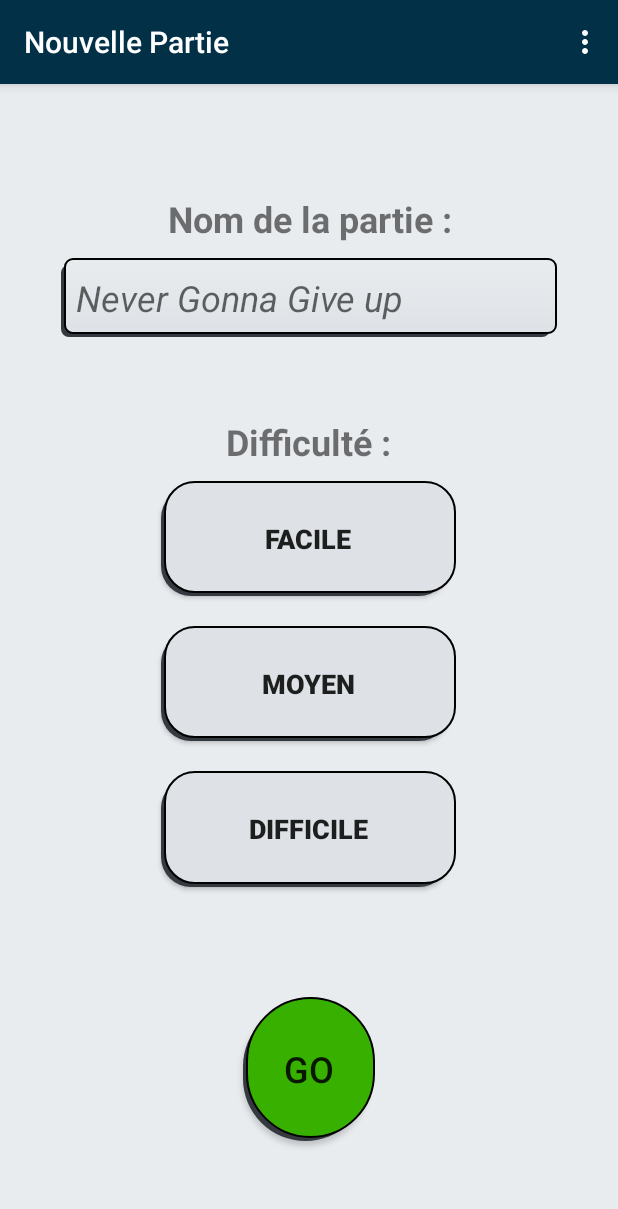
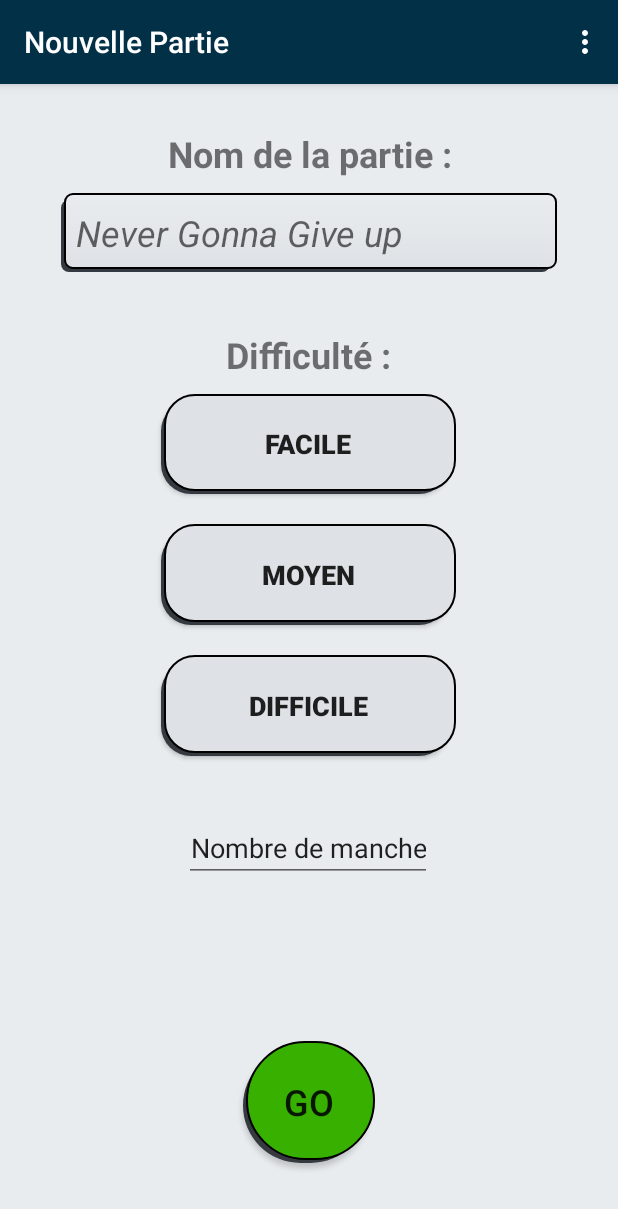
Before and after one commit to ETS-Android2/ProjetAndroidApplication, an Android app: the NewGameActivity screen opened directly, with no data from a screen before it, on a phone screen of 412 x 824 dp. Shown: the top 1209 px of the screen. Run offline under Robolectric (Android 15) with nearby library versions, the phone set to English and light mode, and no system bars.

Commit message:
Ajout Selecteur NewGameActivity

```diff
--- a/CodeProjet/app/src/main/java/com/example/applicationcalculmental/NewGameActivity.java
+++ b/CodeProjet/app/src/main/java/com/example/applicationcalculmental/NewGameActivity.java
@@ -29,6 +29,7 @@ public class NewGameActivity extends AppCompatActivity {
 
     private int chosenDifficulty = 0;
     private String chosenGameName;
+    private int chosenNbCalcul = 0;
 
     @Override
     protected void onCreate(Bundle savedInstanceState) {
--- a/CodeProjet/app/src/main/res/layout/activity_new_game.xml
+++ b/CodeProjet/app/src/main/res/layout/activity_new_game.xml
@@ -146,6 +146,44 @@
         <LinearLayout
             android:layout_width="match_parent"
             android:layout_height="wrap_content"
+            android:orientation="horizontal"
+            android:layout_weight="2">
+
+            <Space
+                android:layout_width="wrap_content"
+                android:layout_height="match_parent"
+                android:layout_weight="1"/>
+
+            <LinearLayout
+                android:layout_width="wrap_content"
+                android:layout_height="match_parent"
+                android:layout_weight="1"
+                android:orientation="vertical">
+
+                <android.support.v7.widget.AppCompatAutoCompleteTextView
+                    android:layout_width="wrap_content"
+                    android:layout_height="wrap_content"
+                    android:gravity="center"
+                    android:layout_gravity="center"
+                    android:text="Nombre de manche"/>
+
+            </LinearLayout>
+
+            <Space
+                android:layout_width="wrap_content"
+                android:layout_height="match_parent"
+                android:layout_weight="1"/>
+
+        </LinearLayout>
+
+        <Space
+            android:layout_width="match_parent"
+            android:layout_height="wrap_content"
+            android:layout_weight="1"/>
+
+        <LinearLayout
+            android:layout_width="match_parent"
+            android:layout_height="wrap_content"
             android:layout_weight="1"
             android:orientation="horizontal">
 
```
